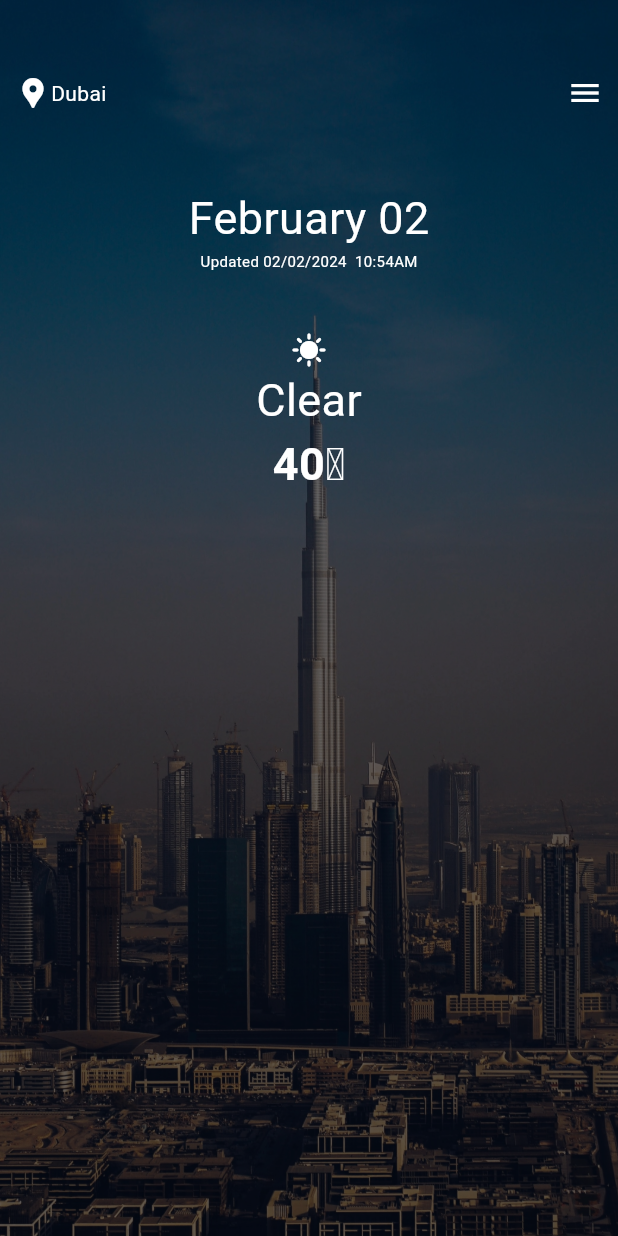
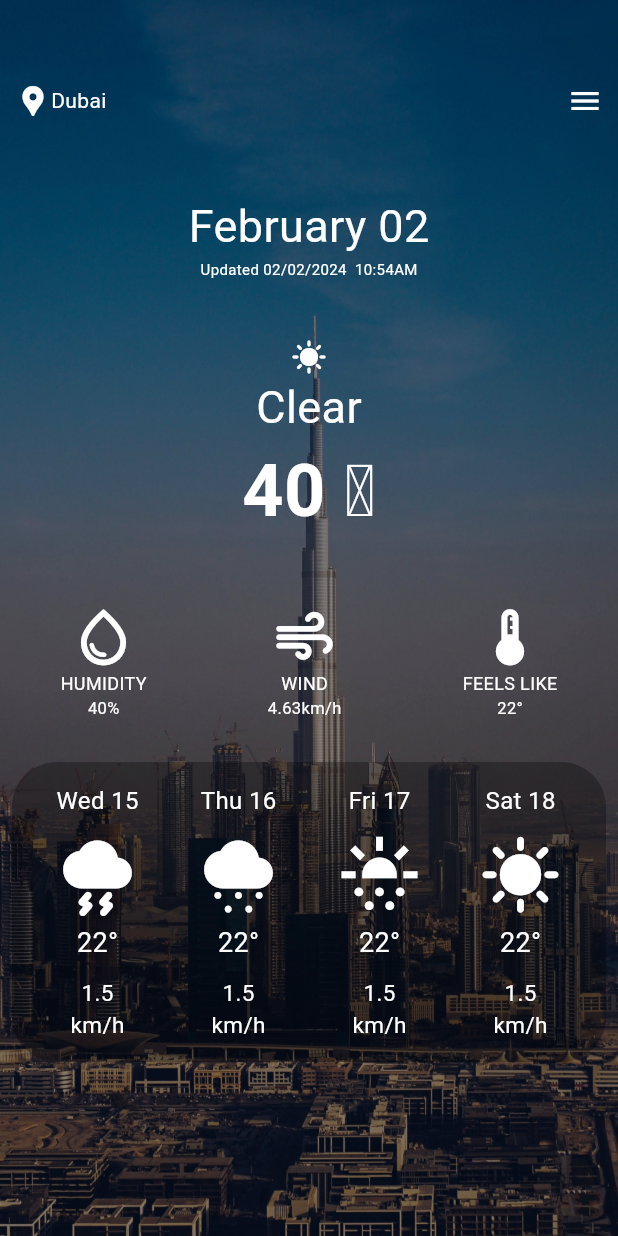
Before and after one commit to princeabdul90/weather_app, a Flutter app: the screen it shows after launch, on a phone screen of 412 x 824 dp. Run offline on Flutter 3.47's test engine with Material 3 defaults, Android fonts, the phone set to English and light mode, and no system bars; our stand-ins replace dio, gap; network calls fail.

Commit message:
updated scripts

```diff
--- a/lib/feature/app_screen.dart
+++ b/lib/feature/app_screen.dart
@@ -53,13 +53,13 @@ class WeatherCard extends StatelessWidget {
         children: [
           Container(
             decoration: BoxDecoration(
-                color: Colors.black.withOpacity(0.6)
+                color: Colors.black.withOpacity(0.45)
             ),
           ),
 
           Column(
             children: [
-              const Gap(40),
+              const Gap(45),
               buildLocation(),
 
               const Gap(40),
@@ -67,12 +67,20 @@ class WeatherCard extends StatelessWidget {
 
               const Gap(40),
               buildCurrentWeatherTemp(),
+
+              const Gap(40),
+              buildOtherWeatherConditions(),
+
+              const Gap(20),
+              buildOtherDaysWeather()
             ],
           )
         ],
       ),
     );
   }
+
+
 
   Widget buildLocation() {
     return Container(
@@ -104,13 +112,103 @@ class WeatherCard extends StatelessWidget {
   }
 
   Widget buildCurrentWeatherTemp() {
-    return  Column(
+    return  const Column(
       mainAxisAlignment: MainAxisAlignment.spaceBetween,
       children: [
         Icon(Icons.sunny, color: Colors.white,),
         Text('Clear', style: TextStyle(color: Colors.white, fontSize: 30, fontWeight: FontWeight.w400),),
-        Text('40℃', style: TextStyle(color: Colors.white, fontSize: 30, fontWeight: FontWeight.bold   ),),
+        Text('40 ℃', style: TextStyle(color: Colors.white, fontSize: 48, fontWeight: FontWeight.w700   ),),
       ],
     );
   }
+
+  Widget buildOtherWeatherConditions(){
+    return  Row(
+      mainAxisAlignment: MainAxisAlignment.spaceAround,
+      children: [
+        buildWeatherCondition(icon: Icons.water_drop_outlined, title: 'HUMIDITY', reading: '40%'),
+        buildWeatherCondition(icon: Icons.air_rounded, title: 'WIND', reading: '4.63km/h'),
+        buildWeatherCondition(icon: Icons.thermostat_outlined, title: 'FEELS LIKE', reading: '22°'),
+      ],
+    );
+  }
+
+  Widget buildOtherDaysWeather() {
+    return Padding(
+      padding: const EdgeInsets.all(8.0),
+      child: Container(
+        height: 200,
+        padding: const EdgeInsets.all(10.0),
+        decoration: BoxDecoration(
+            borderRadius: const BorderRadius.all(Radius.circular(30)),
+            color: Colors.black.withOpacity(0.3)
+        ),
+        child: Row(
+          mainAxisAlignment: MainAxisAlignment.spaceAround,
+          children: [
+            buildDayWeatherInfo(
+                date: 'Wed 15',
+                icon: Icons.thunderstorm_rounded,
+                temp: '22°',
+                wind: '1.5'
+            ),
+
+            buildDayWeatherInfo(
+                date: 'Thu 16',
+                icon: Icons.cloudy_snowing,
+                temp: '22°',
+                wind: '1.5'
+            ),
+
+            buildDayWeatherInfo(
+                date: 'Fri 17',
+                icon: Icons.sunny_snowing,
+                temp: '22°',
+                wind: '1.5'
+            ),
+
+            buildDayWeatherInfo(
+                date: 'Sat 18',
+                icon: Icons.sunny,
+                temp: '22°',
+                wind: '1.5'
+            )
+          ],
+        ),
+      ),
+    );
+  }
+
+  Widget buildWeatherCondition({IconData? icon, String? title, String? reading }) {
+    return Column(
+        mainAxisAlignment: MainAxisAlignment.spaceBetween,
+        children: [
+          Icon(icon, color: Colors.white, size: 45,),
+          Text(title!, style: const TextStyle(color: Colors.white, fontSize: 12),),
+          Text(reading!, style: const TextStyle(color: Colors.white, fontSize: 11,),),
+        ],
+      );
+  }
+
+  Widget buildDayWeatherInfo({IconData? icon, String? date, String? temp, String? wind}){
+    return Column(
+      mainAxisSize: MainAxisSize.min,
+      children: [
+        Text(date!, style: const TextStyle(color: Colors.white, fontSize: 16),),
+        const Gap(10),
+        Icon(icon, color: Colors.white, size: 55,),
+        const Gap(5),
+        Text(temp!, style: const TextStyle(color: Colors.white, fontSize: 18,),),
+        const Gap(10),
+        Column(
+          children: [
+            Text(wind!, style: const TextStyle(color: Colors.white, fontSize: 15),),
+            Text('km/h', style: const TextStyle(color: Colors.white, fontSize: 15),),
+          ],
+        ),
+      ],
+    );
+  }
+
+
 }
--- a/lib/main.dart
+++ b/lib/main.dart
@@ -1,12 +1,34 @@
 import 'package:flutter/material.dart';
+import 'package:weather/api/weather_api.dart';
 import 'package:weather/feature/app_screen.dart';
+import 'package:weather/repository/weather_repository.dart';
 
 void main() {
   runApp(const MyApp());
 }
 
-class MyApp extends StatelessWidget {
+class MyApp extends StatefulWidget {
   const MyApp({super.key});
+
+  @override
+  State<MyApp> createState() => _MyAppState();
+}
+
+class _MyAppState extends State<MyApp> {
+  late final dynamic _weatherApi = WeatherApi();
+
+  late final _weatherRepository = WeatherRepository(remoteApi: _weatherApi);
+
+
+@override
+  void initState() {
+    super.initState();
+    _fetchWeather();
+  }
+
+  _fetchWeather(){
+    _weatherRepository.getWeather(city: 'cebu');
+  }
 
   // This widget is the root of your application.
   @override
```
